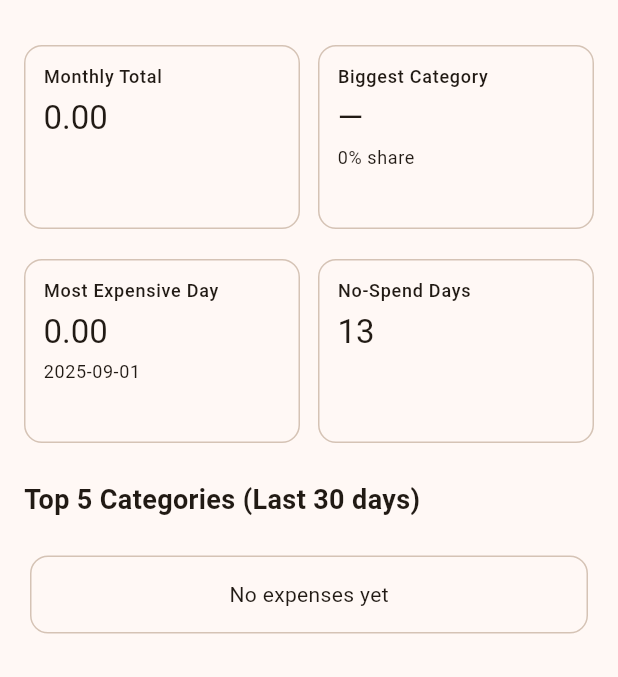
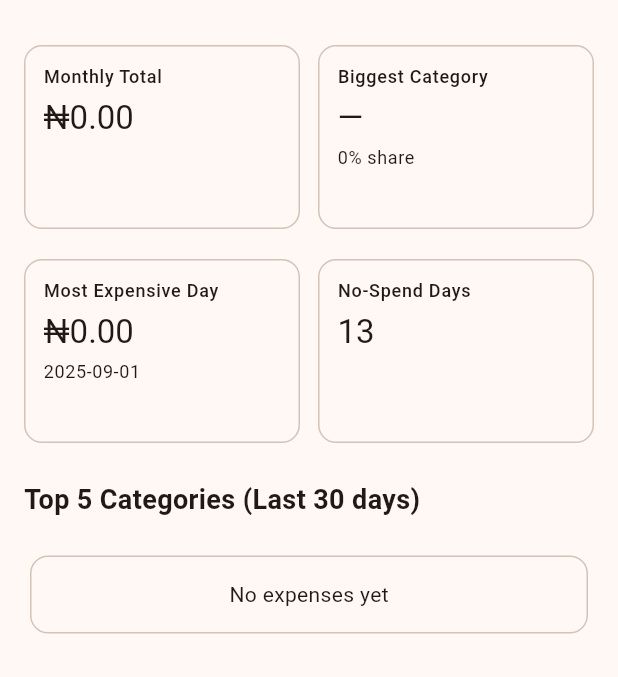
Before and after one commit to yemigabriel/expense_tracker_flutter, a Flutter app: the screen it shows after launch, item 2 of the bottom bar chosen, on a phone screen of 412 x 824 dp, the part 63-740 px from its top. Run offline on Flutter 3.47's test engine with Material 3 defaults, Android fonts, the phone set to English and light mode, and no system bars; drawn by our look-alikes of fl_chart; our stand-ins replace drift, shared_preferences; accounts and stored records are empty; generated files the repository leaves out were written again; Roboto replaces fonts that are missing (Ubuntu).

Commit message:
minor adjustments

```diff
--- a/lib/features/insights/view/charts_screen.dart
+++ b/lib/features/insights/view/charts_screen.dart
@@ -2,10 +2,13 @@ import 'package:expense_tracker/features/expenses/viewmodel/expenses_view_model.
 import 'package:expense_tracker/features/insights/view/bar_chart.dart';
 import 'package:expense_tracker/features/insights/view/donut_chart.dart';
 import 'package:flutter/material.dart';
+import 'package:intl/intl.dart';
 import 'package:provider/provider.dart';
 
 class ChartsScreen extends StatelessWidget {
-  const ChartsScreen({super.key});
+  final NumberFormat moneyFmt;
+
+  const ChartsScreen({super.key, required this.moneyFmt});
 
   @override
   Widget build(BuildContext context) {
@@ -24,7 +27,7 @@ class ChartsScreen extends StatelessWidget {
         Card.outlined(
           child: Padding(
             padding: const EdgeInsets.all(16.0),
-            child: DonutCategoryChart(expenses: expenses),
+            child: DonutCategoryChart(expenses: expenses, moneyFmt: moneyFmt),
           ),
         ),
         Text(
--- a/lib/features/insights/view/donut_chart.dart
+++ b/lib/features/insights/view/donut_chart.dart
@@ -2,10 +2,16 @@ import 'package:expense_tracker/models/donut_chart_data.dart';
 import 'package:expense_tracker/models/expense.dart';
 import 'package:fl_chart/fl_chart.dart';
 import 'package:flutter/material.dart';
+import 'package:intl/intl.dart';
 
 class DonutCategoryChart extends StatelessWidget {
+  final NumberFormat moneyFmt;
   final List<Expense> expenses;
-  const DonutCategoryChart({super.key, required this.expenses});
+  const DonutCategoryChart({
+    super.key,
+    required this.expenses,
+    required this.moneyFmt,
+  });
 
   @override
   Widget build(BuildContext context) {
@@ -64,7 +70,7 @@ class DonutCategoryChart extends StatelessWidget {
             for (var i = 0; i < data.length; i++)
               _LegendDot(
                 color: colors[i % colors.length],
-                label: '${data[i].label} — ${data[i].total.toStringAsFixed(2)}',
+                label: '${data[i].label} — ${moneyFmt.format(data[i].total)}',
               ),
           ],
         ),
--- a/lib/features/insights/view/insights_screen.dart
+++ b/lib/features/insights/view/insights_screen.dart
@@ -57,7 +57,7 @@ class InsightsScreen extends StatelessWidget {
                 crossAxisSpacing: 12,
                 childAspectRatio: 1.5,
                 children: [
-                  card('Monthly Total', vm.monthTotal().toStringAsFixed(2)),
+                  card('Monthly Total', vm.moneyFmt.format(vm.monthTotal())),
                   card(
                     'Biggest Category',
                     vm.biggestCategoryThisMonth().category,
@@ -66,7 +66,7 @@ class InsightsScreen extends StatelessWidget {
                   ),
                   card(
                     'Most Expensive Day',
-                    vm.mostExpensiveDayThisMonth().total.toStringAsFixed(2),
+                    vm.moneyFmt.format(vm.mostExpensiveDayThisMonth().total),
                     sub: vm
                         .mostExpensiveDayThisMonth()
                         .day
@@ -79,7 +79,7 @@ class InsightsScreen extends StatelessWidget {
                 ],
               ),
               const SizedBox(height: 25),
-              ChartsScreen(),
+              ChartsScreen(moneyFmt: vm.moneyFmt),
             ],
           ),
         ),
```
Also changed, not shown: lib/main.dart (+7 -21 lines).
